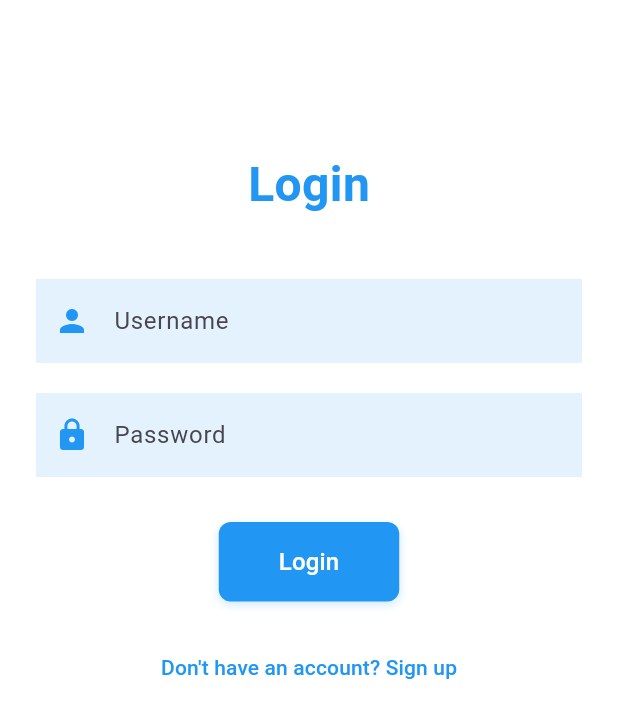
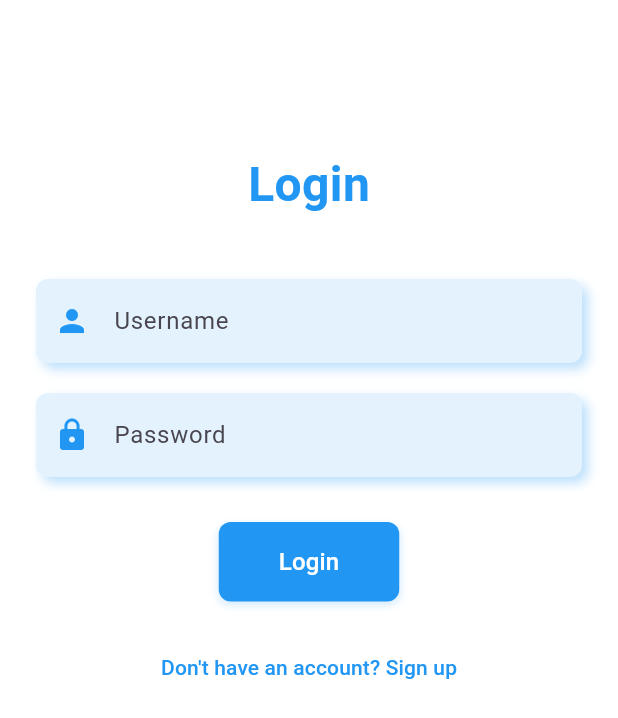
Before and after one commit to AlwaysMori/shop_, a Flutter app: the screen it shows after launch, on a phone screen of 412 x 824 dp. Shown: the top 718 px of the screen. Run offline on Flutter 3.47's test engine with Material 3 defaults, Android fonts, the phone set to English and light mode, and no system bars; our stand-ins replace flutter_secure_storage, shared_preferences; missing offline and left inert: encrypt.

Commit message:
Refactor CustomTextField to enhance styling with container and shadow effects, improve input field appearance

```diff
--- a/lib/components/custom_text_field.dart
+++ b/lib/components/custom_text_field.dart
@@ -17,7 +17,19 @@ class CustomTextField extends StatelessWidget {
 
   @override
   Widget build(BuildContext context) {
-    return TextFormField(
+    return Container(
+      decoration: BoxDecoration(
+        color: Colors.blue[50],
+        borderRadius: BorderRadius.circular(8),
+        boxShadow: [
+          BoxShadow(
+            color: Colors.blue.withOpacity(0.3),
+            offset: Offset(4, 4), // Shadow on the right and bottom
+            blurRadius: 6,
+          ),
+        ],
+      ),
+      child: TextFormField(
         controller: controller,
         obscureText: obscureText,
         validator: validator,
@@ -25,10 +37,11 @@ class CustomTextField extends StatelessWidget {
           hintText: hintText,
           prefixIcon: Icon(icon, color: Colors.blue),
           filled: true,
-        fillColor: Colors.blue[50],
+          fillColor: Colors.transparent, // Transparent to match container color
           border: OutlineInputBorder(
-          borderRadius: BorderRadius.circular(0),
+            borderRadius: BorderRadius.circular(8),
             borderSide: BorderSide.none,
+          ),
         ),
       ),
     );
```
Lines whose indentation alone changed are shown as unchanged.
